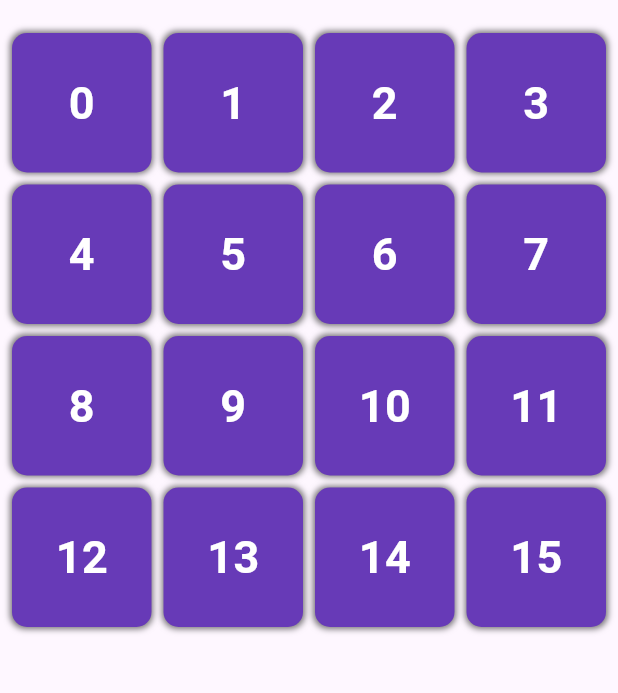
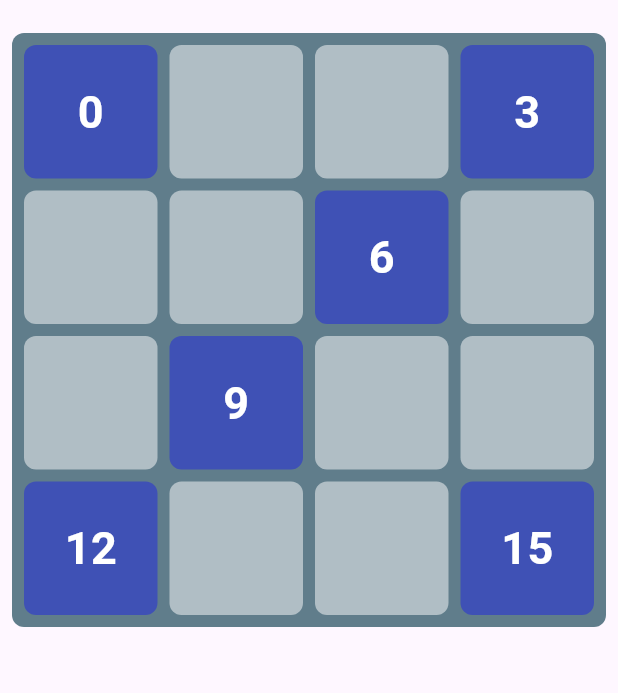
Before and after one commit to rozoomcool/flutter_2048, a Flutter app: the screen it shows after launch, on a phone screen of 412 x 824 dp, the part 63-756 px from its top. Run offline on Flutter 3.47's test engine with Material 2 defaults, Android fonts, the phone set to English and light mode, and no system bars.

Commit message:
Add an empty cell widget and bloc classes

```diff
--- /dev/null
+++ b/lib/domain/game_bloc.dart
@@ -0,0 +1,5 @@
+/*
+* GameScene с методами, такими как moveLeft(),
+* moveRight(), moveUp(), moveDown(),
+* generateNewTile(), isGameOver(), isGameWon()
+* */
--- /dev/null
+++ b/lib/domain/game_events.dart
@@ -0,0 +1,11 @@
+abstract class GameEvent{}
+
+class GameMoveUpEvent extends GameEvent{}
+
+class GameMoveDownEvent extends GameEvent{}
+
+class GameMoveLeftEvent extends GameEvent{}
+
+class GameMoveRightEvent extends GameEvent{}
+
+class GameGenerateNewTileEvent extends GameEvent{}
--- /dev/null
+++ b/lib/domain/game_state.dart
@@ -0,0 +1,3 @@
+class GameState {
+
+}
--- a/lib/widget/board_widget.dart
+++ b/lib/widget/board_widget.dart
@@ -1,4 +1,5 @@
 import 'package:flutter/material.dart';
+import 'package:tilesgame/widget/cell_empty_widget.dart';
 import 'package:tilesgame/widget/cell_widget.dart';
 
 class Board extends StatelessWidget {
@@ -6,7 +7,12 @@ class Board extends StatelessWidget {
 
   @override
   Widget build(BuildContext context) {
-    return Padding(
+    return Container(
+      margin: const EdgeInsets.all(8.0),
+      decoration: BoxDecoration(
+        color: Colors.blueGrey,
+        borderRadius: BorderRadius.circular(8)
+      ),
       padding: const EdgeInsets.all(8.0),
       child: GridView.builder(
         physics: const NeverScrollableScrollPhysics(),
@@ -18,7 +24,7 @@ class Board extends StatelessWidget {
               crossAxisSpacing: 8
             ),
         itemCount: 16,
-        itemBuilder: (BuildContext context, int index) => Cell(index: index),
+        itemBuilder: (BuildContext context, int index) => index%3==0 ? Cell(index: index) : const CellEmpty(),
       ),
     );
   }
--- /dev/null
+++ b/lib/widget/cell_empty_widget.dart
@@ -0,0 +1,19 @@
+import 'package:flutter/material.dart';
+
+class CellEmpty extends StatelessWidget{
+  const CellEmpty({super.key});
+
+  @override
+  Widget build(BuildContext context) {
+    return Container(
+      decoration: BoxDecoration(
+        color: Colors.blueGrey.shade200,
+        borderRadius: BorderRadius.circular(8),
+        // boxShadow: const [
+        //   BoxShadow(color: Colors.black54, blurRadius: 3)
+        // ]
+      )
+    );
+  }
+
+}
--- a/lib/widget/cell_widget.dart
+++ b/lib/widget/cell_widget.dart
@@ -12,8 +12,11 @@ class Cell extends StatelessWidget {
   Widget build(BuildContext context) {
     return Container(
       decoration: BoxDecoration(
-          color: Colors.deepPurple, borderRadius: BorderRadius.circular(10),
-        boxShadow: const [BoxShadow(color: Colors.black54, blurRadius: 3, spreadRadius: 1)]
+          color: Colors.indigo,
+          borderRadius: BorderRadius.circular(8),
+          // boxShadow: const [
+          //   BoxShadow(color: Colors.black54, blurRadius: 3)
+          // ]
       ),
       child: Center(
         child: Text(
```
